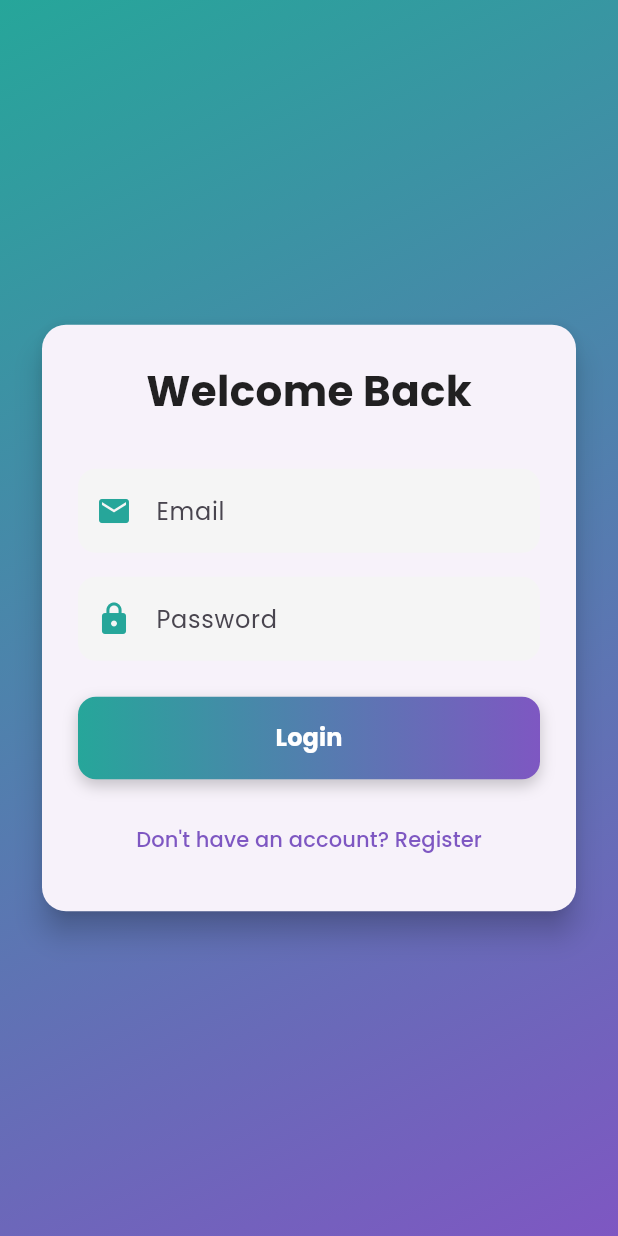
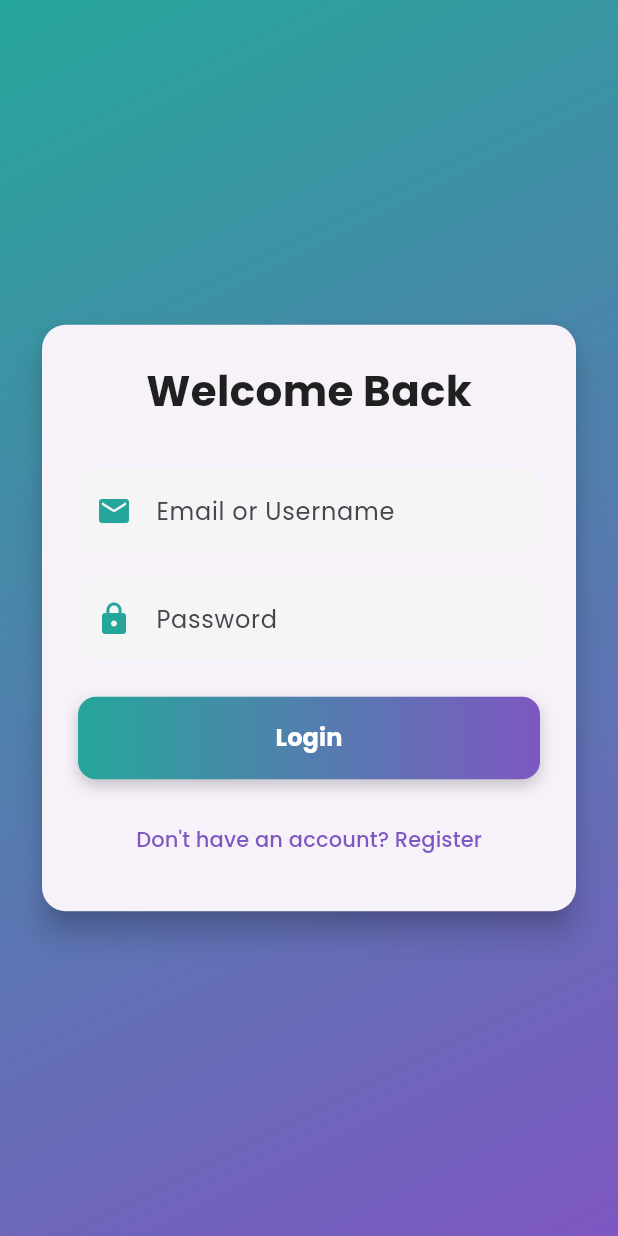
Before and after one commit to vortix-dev/meditro-laravel-reactjs-flutter, a Flutter app: the screen it shows after launch, on a phone screen of 412 x 824 dp. Run offline on Flutter 3.47's test engine with Material 3 defaults, Android fonts, the phone set to English and light mode, and no system bars; our stand-ins replace google_fonts, open_file; missing offline and left inert: flutter_file_downloader.

Commit message:
mobile is done

```diff
--- a/mobile/lib/Auth/login_screen.dart
+++ b/mobile/lib/Auth/login_screen.dart
@@ -75,7 +75,7 @@ class _LoginScreenState extends State<LoginScreen> {
                         TextFormField(
                           controller: _emailController,
                           decoration: InputDecoration(
-                            labelText: 'Email',
+                            labelText: 'Email or Username',
                             labelStyle: GoogleFonts.poppins(),
                             filled: true,
                             fillColor: Colors.grey[100],
```
